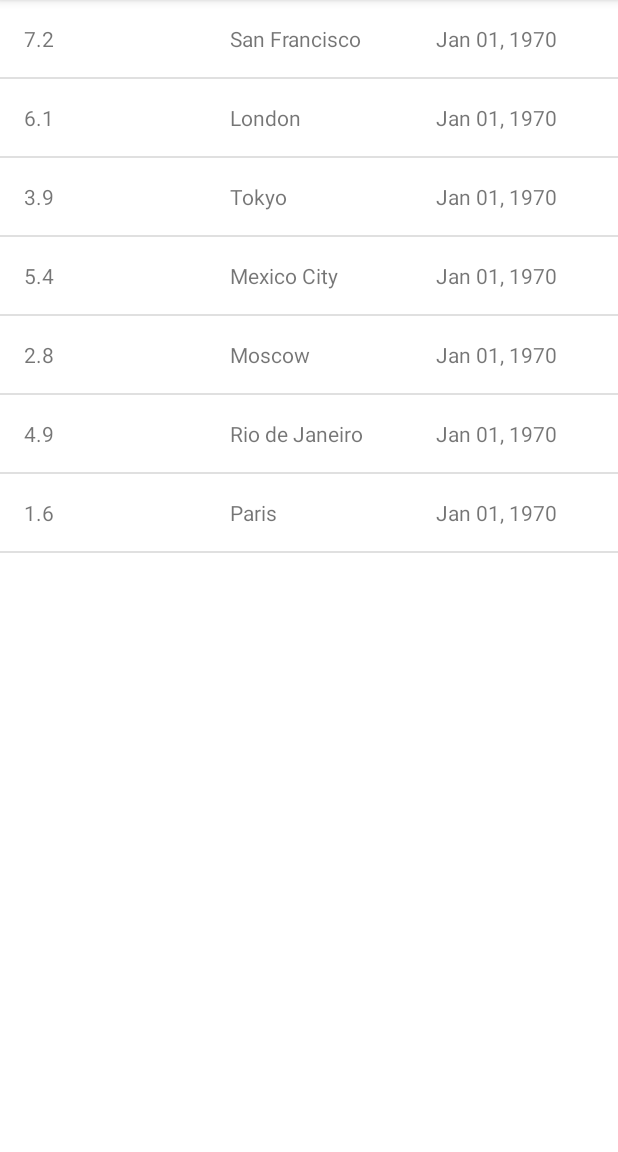
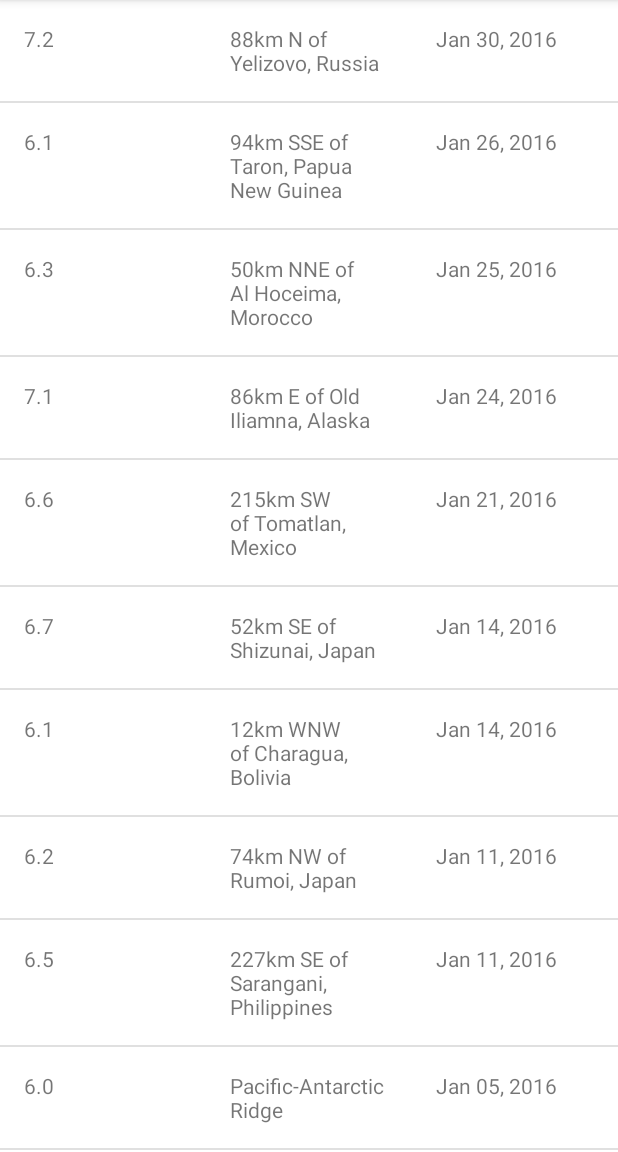
Before and after one commit to luckyeven/android-EarthQuakeReport, an Android app: the screen it shows after launch (MainActivity), on a phone screen of 412 x 824 dp, the part 84-1236 px from its top. Run offline under Robolectric (Android 15) with nearby library versions, the phone set to English and light mode, and no system bars.

Commit message:
implement sprint2 functions

```diff
--- a/app/src/main/java/com/example/earthquakereport/EarthQuake.java
+++ b/app/src/main/java/com/example/earthquakereport/EarthQuake.java
@@ -11,13 +11,13 @@ public class EarthQuake {
     /**
      * constructs a new object
      *
-     * @param magnitud is the magnitude of the earthquake
+     * @param magnitude is the magnitude of the earthquake
      * @param location is the location where earthquake happened
      * @param time is the time when earthquake happened
      * @param url is the website URL fo find detail about earthquake
      */
-    public EarthQuake(double magnitud, String location, long time, String url){
-        this.mMagnitude = magnitud;
+    public EarthQuake(double magnitude, String location, long time, String url){
+        this.mMagnitude = magnitude;
         this.mLocation = location;
         this.mTime = time;
         this.mUrl = url;
--- a/app/src/main/java/com/example/earthquakereport/MainActivity.java
+++ b/app/src/main/java/com/example/earthquakereport/MainActivity.java
@@ -17,15 +17,7 @@ public class MainActivity extends AppCompatActivity {
         setContentView(R.layout.activity_main);
 
         // An arraylist containing placeholder data.
-        ArrayList<EarthQuake> earthQuakes = new ArrayList<EarthQuake>();
-        earthQuakes.add(new EarthQuake(7.2,"San Francisco",46565464,"http"));
-        earthQuakes.add(new EarthQuake(6.1,"London",46565464,"http"));
-        earthQuakes.add(new EarthQuake(3.9,"Tokyo",46565464,"http"));
-        earthQuakes.add(new EarthQuake(5.4,"Mexico City",46565464,"http"));
-        earthQuakes.add(new EarthQuake(2.8,"Moscow",46565464,"http"));
-        earthQuakes.add(new EarthQuake(4.9,"Rio de Janeiro",46565464,"http"));
-        earthQuakes.add(new EarthQuake(1.6,"Paris",46565464,"http"));
-
+        ArrayList<EarthQuake> earthQuakes = QueryUtils.extractEarthquakes();
 
         // Find a reference to the listviwe in the main layout.
         ListView earthquakeListView = (ListView) findViewById(R.id.list);
--- /dev/null
+++ b/app/src/main/java/com/example/earthquakereport/QueryUtils.java
@@ -0,0 +1,75 @@
+package com.example.earthquakereport;
+
+import android.util.Log;
+
+import org.json.JSONArray;
+import org.json.JSONException;
+import org.json.JSONObject;
+
+import java.util.ArrayList;
+
+/**
+ * Helper methods related to requesting and receiving earthquake data from USGS.
+ */
+public final class QueryUtils {
+
+    /** Sample JSON response for a USGS query */
+    private static final String SAMPLE_JSON_RESPONSE = "{\"type\":\"FeatureCollection\",\"metadata\":{\"generated\":1462295443000,\"url\":\"http://earthquake.usgs.gov/fdsnws/event/1/query?format=geojson&starttime=2016-01-01&endtime=2016-01-31&minmag=6&limit=10\",\"title\":\"USGS Earthquakes\",\"status\":200,\"api\":\"1.5.2\",\"limit\":10,\"offset\":1,\"count\":10},\"features\":[{\"type\":\"Feature\",\"properties\":{\"mag\":7.2,\"place\":\"88km N of Yelizovo, Russia\",\"time\":1454124312220,\"updated\":1460674294040,\"tz\":720,\"url\":\"http://earthquake.usgs.gov/earthquakes/eventpage/us20004vvx\",\"detail\":\"http://earthquake.usgs.gov/fdsnws/event/1/query?eventid=us20004vvx&format=geojson\",\"felt\":2,\"cdi\":3.4,\"mmi\":5.82,\"alert\":\"green\",\"status\":\"reviewed\",\"tsunami\":1,\"sig\":798,\"net\":\"us\",\"code\":\"20004vvx\",\"ids\":\",at00o1qxho,pt16030050,us20004vvx,gcmt20160130032510,\",\"sources\":\",at,pt,us,gcmt,\",\"types\":\",cap,dyfi,finite-fault,general-link,general-text,geoserve,impact-link,impact-text,losspager,moment-tensor,nearby-cities,origin,phase-data,shakemap,tectonic-summary,\",\"nst\":null,\"dmin\":0.958,\"rms\":1.19,\"gap\":17,\"magType\":\"mww\",\"type\":\"earthquake\",\"title\":\"M 7.2 - 88km N of Yelizovo, Russia\"},\"geometry\":{\"type\":\"Point\",\"coordinates\":[158.5463,53.9776,177]},\"id\":\"us20004vvx\"},\n" +
+            "{\"type\":\"Feature\",\"properties\":{\"mag\":6.1,\"place\":\"94km SSE of Taron, Papua New Guinea\",\"time\":1453777820750,\"updated\":1460156775040,\"tz\":600,\"url\":\"http://earthquake.usgs.gov/earthquakes/eventpage/us20004uks\",\"detail\":\"http://earthquake.usgs.gov/fdsnws/event/1/query?eventid=us20004uks&format=geojson\",\"felt\":null,\"cdi\":null,\"mmi\":4.1,\"alert\":\"green\",\"status\":\"reviewed\",\"tsunami\":1,\"sig\":572,\"net\":\"us\",\"code\":\"20004uks\",\"ids\":\",us20004uks,gcmt20160126031023,\",\"sources\":\",us,gcmt,\",\"types\":\",cap,geoserve,losspager,moment-tensor,nearby-cities,origin,phase-data,shakemap,tectonic-summary,\",\"nst\":null,\"dmin\":1.537,\"rms\":0.74,\"gap\":25,\"magType\":\"mww\",\"type\":\"earthquake\",\"title\":\"M 6.1 - 94km SSE of Taron, Papua New Guinea\"},\"geometry\":{\"type\":\"Point\",\"coordinates\":[153.2454,-5.2952,26]},\"id\":\"us20004uks\"},\n" +
+            "{\"type\":\"Feature\",\"properties\":{\"mag\":6.3,\"place\":\"50km NNE of Al Hoceima, Morocco\",\"time\":1453695722730,\"updated\":1460156773040,\"tz\":0,\"url\":\"http://earthquake.usgs.gov/earthquakes/eventpage/us10004gy9\",\"detail\":\"http://earthquake.usgs.gov/fdsnws/event/1/query?eventid=us10004gy9&format=geojson\",\"felt\":117,\"cdi\":7.2,\"mmi\":5.28,\"alert\":\"green\",\"status\":\"reviewed\",\"tsunami\":0,\"sig\":695,\"net\":\"us\",\"code\":\"10004gy9\",\"ids\":\",us10004gy9,gcmt20160125042203,\",\"sources\":\",us,gcmt,\",\"types\":\",cap,dyfi,geoserve,impact-text,losspager,moment-tensor,nearby-cities,origin,phase-data,shakemap,tectonic-summary,\",\"nst\":null,\"dmin\":2.201,\"rms\":0.92,\"gap\":20,\"magType\":\"mww\",\"type\":\"earthquake\",\"title\":\"M 6.3 - 50km NNE of Al Hoceima, Morocco\"},\"geometry\":{\"type\":\"Point\",\"coordinates\":[-3.6818,35.6493,12]},\"id\":\"us10004gy9\"},\n" +
+            "{\"type\":\"Feature\",\"properties\":{\"mag\":7.1,\"place\":\"86km E of Old Iliamna, Alaska\",\"time\":1453631430230,\"updated\":1460156770040,\"tz\":-540,\"url\":\"http://earthquake.usgs.gov/earthquakes/eventpage/us10004gqp\",\"detail\":\"http://earthquake.usgs.gov/fdsnws/event/1/query?eventid=us10004gqp&format=geojson\",\"felt\":1816,\"cdi\":7.2,\"mmi\":6.6,\"alert\":\"green\",\"status\":\"reviewed\",\"tsunami\":1,\"sig\":1496,\"net\":\"us\",\"code\":\"10004gqp\",\"ids\":\",at00o1gd6r,us10004gqp,ak12496371,gcmt20160124103030,\",\"sources\":\",at,us,ak,gcmt,\",\"types\":\",cap,dyfi,finite-fault,general-link,general-text,geoserve,impact-link,impact-text,losspager,moment-tensor,nearby-cities,origin,phase-data,shakemap,tectonic-summary,trump-origin,\",\"nst\":null,\"dmin\":0.72,\"rms\":2.11,\"gap\":19,\"magType\":\"mww\",\"type\":\"earthquake\",\"title\":\"M 7.1 - 86km E of Old Iliamna, Alaska\"},\"geometry\":{\"type\":\"Point\",\"coordinates\":[-153.4051,59.6363,129]},\"id\":\"us10004gqp\"},\n" +
+            "{\"type\":\"Feature\",\"properties\":{\"mag\":6.6,\"place\":\"215km SW of Tomatlan, Mexico\",\"time\":1453399617650,\"updated\":1459963829040,\"tz\":-420,\"url\":\"http://earthquake.usgs.gov/earthquakes/eventpage/us10004g4l\",\"detail\":\"http://earthquake.usgs.gov/fdsnws/event/1/query?eventid=us10004g4l&format=geojson\",\"felt\":11,\"cdi\":2.7,\"mmi\":3.92,\"alert\":\"green\",\"status\":\"reviewed\",\"tsunami\":1,\"sig\":673,\"net\":\"us\",\"code\":\"10004g4l\",\"ids\":\",at00o1bebo,pt16021050,us10004g4l,gcmt20160121180659,\",\"sources\":\",at,pt,us,gcmt,\",\"types\":\",cap,dyfi,geoserve,impact-link,impact-text,losspager,moment-tensor,nearby-cities,origin,phase-data,shakemap,tectonic-summary,\",\"nst\":null,\"dmin\":2.413,\"rms\":0.98,\"gap\":74,\"magType\":\"mww\",\"type\":\"earthquake\",\"title\":\"M 6.6 - 215km SW of Tomatlan, Mexico\"},\"geometry\":{\"type\":\"Point\",\"coordinates\":[-106.9337,18.8239,10]},\"id\":\"us10004g4l\"},\n" +
+            "{\"type\":\"Feature\",\"properties\":{\"mag\":6.7,\"place\":\"52km SE of Shizunai, Japan\",\"time\":1452741933640,\"updated\":1459304879040,\"tz\":540,\"url\":\"http://earthquake.usgs.gov/earthquakes/eventpage/us10004ebx\",\"detail\":\"http://earthquake.usgs.gov/fdsnws/event/1/query?eventid=us10004ebx&format=geojson\",\"felt\":51,\"cdi\":5.8,\"mmi\":6.45,\"alert\":\"green\",\"status\":\"reviewed\",\"tsunami\":1,\"sig\":720,\"net\":\"us\",\"code\":\"10004ebx\",\"ids\":\",us10004ebx,pt16014050,at00o0xauk,gcmt20160114032534,\",\"sources\":\",us,pt,at,gcmt,\",\"types\":\",associate,cap,dyfi,geoserve,impact-link,impact-text,losspager,moment-tensor,nearby-cities,origin,phase-data,shakemap,\",\"nst\":null,\"dmin\":0.281,\"rms\":0.98,\"gap\":22,\"magType\":\"mww\",\"type\":\"earthquake\",\"title\":\"M 6.7 - 52km SE of Shizunai, Japan\"},\"geometry\":{\"type\":\"Point\",\"coordinates\":[142.781,41.9723,46]},\"id\":\"us10004ebx\"},\n" +
+            "{\"type\":\"Feature\",\"properties\":{\"mag\":6.1,\"place\":\"12km WNW of Charagua, Bolivia\",\"time\":1452741928270,\"updated\":1459304879040,\"tz\":-240,\"url\":\"http://earthquake.usgs.gov/earthquakes/eventpage/us10004ebw\",\"detail\":\"http://earthquake.usgs.gov/fdsnws/event/1/query?eventid=us10004ebw&format=geojson\",\"felt\":3,\"cdi\":2.2,\"mmi\":2.21,\"alert\":\"green\",\"status\":\"reviewed\",\"tsunami\":0,\"sig\":573,\"net\":\"us\",\"code\":\"10004ebw\",\"ids\":\",us10004ebw,gcmt20160114032528,\",\"sources\":\",us,gcmt,\",\"types\":\",cap,dyfi,geoserve,impact-text,losspager,moment-tensor,nearby-cities,origin,phase-data,shakemap,tectonic-summary,\",\"nst\":null,\"dmin\":5.492,\"rms\":1.04,\"gap\":16,\"magType\":\"mww\",\"type\":\"earthquake\",\"title\":\"M 6.1 - 12km WNW of Charagua, Bolivia\"},\"geometry\":{\"type\":\"Point\",\"coordinates\":[-63.3288,-19.7597,582.56]},\"id\":\"us10004ebw\"},\n" +
+            "{\"type\":\"Feature\",\"properties\":{\"mag\":6.2,\"place\":\"74km NW of Rumoi, Japan\",\"time\":1452532083920,\"updated\":1459304875040,\"tz\":540,\"url\":\"http://earthquake.usgs.gov/earthquakes/eventpage/us10004djn\",\"detail\":\"http://earthquake.usgs.gov/fdsnws/event/1/query?eventid=us10004djn&format=geojson\",\"felt\":8,\"cdi\":3.4,\"mmi\":3.74,\"alert\":\"green\",\"status\":\"reviewed\",\"tsunami\":0,\"sig\":594,\"net\":\"us\",\"code\":\"10004djn\",\"ids\":\",us10004djn,gcmt20160111170803,\",\"sources\":\",us,gcmt,\",\"types\":\",cap,dyfi,geoserve,impact-text,losspager,moment-tensor,nearby-cities,origin,phase-data,shakemap,tectonic-summary,\",\"nst\":null,\"dmin\":1.139,\"rms\":0.96,\"gap\":33,\"magType\":\"mww\",\"type\":\"earthquake\",\"title\":\"M 6.2 - 74km NW of Rumoi, Japan\"},\"geometry\":{\"type\":\"Point\",\"coordinates\":[141.0867,44.4761,238.81]},\"id\":\"us10004djn\"},\n" +
+            "{\"type\":\"Feature\",\"properties\":{\"mag\":6.5,\"place\":\"227km SE of Sarangani, Philippines\",\"time\":1452530285900,\"updated\":1459304874040,\"tz\":480,\"url\":\"http://earthquake.usgs.gov/earthquakes/eventpage/us10004dj5\",\"detail\":\"http://earthquake.usgs.gov/fdsnws/event/1/query?eventid=us10004dj5&format=geojson\",\"felt\":1,\"cdi\":2.7,\"mmi\":7.5,\"alert\":\"green\",\"status\":\"reviewed\",\"tsunami\":1,\"sig\":650,\"net\":\"us\",\"code\":\"10004dj5\",\"ids\":\",at00o0srjp,pt16011050,us10004dj5,gcmt20160111163807,\",\"sources\":\",at,pt,us,gcmt,\",\"types\":\",cap,dyfi,geoserve,impact-link,impact-text,losspager,moment-tensor,nearby-cities,origin,phase-data,shakemap,tectonic-summary,\",\"nst\":null,\"dmin\":3.144,\"rms\":0.72,\"gap\":22,\"magType\":\"mww\",\"type\":\"earthquake\",\"title\":\"M 6.5 - 227km SE of Sarangani, Philippines\"},\"geometry\":{\"type\":\"Point\",\"coordinates\":[126.8621,3.8965,13]},\"id\":\"us10004dj5\"},\n" +
+            "{\"type\":\"Feature\",\"properties\":{\"mag\":6,\"place\":\"Pacific-Antarctic Ridge\",\"time\":1451986454620,\"updated\":1459202978040,\"tz\":-540,\"url\":\"http://earthquake.usgs.gov/earthquakes/eventpage/us10004bgk\",\"detail\":\"http://earthquake.usgs.gov/fdsnws/event/1/query?eventid=us10004bgk&format=geojson\",\"felt\":0,\"cdi\":1,\"mmi\":0,\"alert\":\"green\",\"status\":\"reviewed\",\"tsunami\":0,\"sig\":554,\"net\":\"us\",\"code\":\"10004bgk\",\"ids\":\",us10004bgk,gcmt20160105093415,\",\"sources\":\",us,gcmt,\",\"types\":\",cap,dyfi,geoserve,losspager,moment-tensor,nearby-cities,origin,phase-data,shakemap,\",\"nst\":null,\"dmin\":30.75,\"rms\":0.67,\"gap\":71,\"magType\":\"mww\",\"type\":\"earthquake\",\"title\":\"M 6.0 - Pacific-Antarctic Ridge\"},\"geometry\":{\"type\":\"Point\",\"coordinates\":[-136.2603,-54.2906,10]},\"id\":\"us10004bgk\"}],\"bbox\":[-153.4051,-54.2906,10,158.5463,59.6363,582.56]}";
+
+    /**
+     * Create a private constructor because no one should ever create a {@link QueryUtils} object.
+     * This class is only meant to hold static variables and methods, which can be accessed
+     * directly from the class name QueryUtils (and an object instance of QueryUtils is not needed).
+     */
+    private QueryUtils() {
+    }
+
+    /**
+     * Return a list of {@link EarthQuake} objects that has been built up from
+     * parsing a JSON response.
+     */
+    public static ArrayList<EarthQuake> extractEarthquakes() {
+
+        // Create an empty ArrayList that we can start adding earthquakes to
+        ArrayList<EarthQuake> earthquakes = new ArrayList<>();
+
+        // Try to parse the SAMPLE_JSON_RESPONSE. If there's a problem with the way the JSON
+        // is formatted, a JSONException exception object will be thrown.
+        // Catch the exception so the app doesn't crash, and print the error message to the logs.
+        try {
+
+            // TODO: Parse the response given by the SAMPLE_JSON_RESPONSE string and
+            // build up a list of Earthquake objects with the corresponding data.
+            JSONObject root = new JSONObject(SAMPLE_JSON_RESPONSE);
+            JSONArray jsonArray  = root.getJSONArray("features");
+            for (int i=0;i<jsonArray.length();i++){
+                JSONObject currentEarthquake = jsonArray.getJSONObject(i);
+                JSONObject properties = currentEarthquake.getJSONObject("properties");
+                String magnitude = properties.getString("mag");
+                String location = properties.getString("place");
+                String time = properties.getString("time");
+                EarthQuake earthQuake = new EarthQuake(Double.parseDouble(magnitude),location,Long.parseLong(time),"http");
+                earthquakes.add(earthQuake);
+            }
+
+        } catch (JSONException e) {
+            // If an error is thrown when executing any of the above statements in the "try" block,
+            // catch the exception here, so the app doesn't crash. Print a log message
+            // with the message from the exception.
+            Log.e("QueryUtils", "Problem parsing the earthquake JSON results", e);
+        }
+
+        // Return the list of earthquakes
+        return earthquakes;
+    }
+
+}
```
Also changed, not shown: 2 other files.
